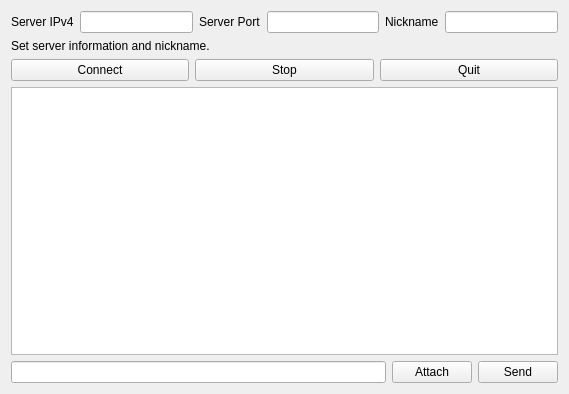
Above: src/clientwindow.ui from seonghyun2457/QtChatProgramClient before the change. Below: the same form after it.
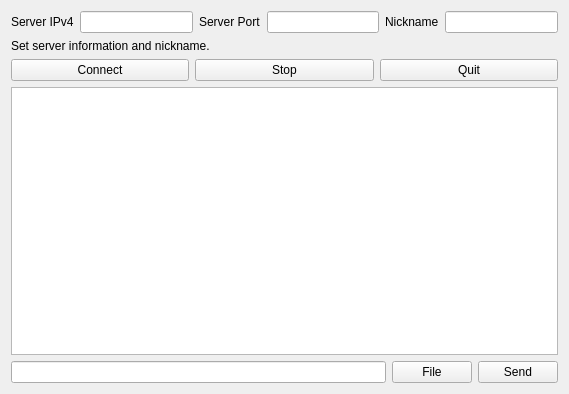
That is the form after the change.

Commit message: add file sender widget

What changed in the file:
```diff
--- a/src/clientwindow.ui
+++ b/src/clientwindow.ui
@@ -97,7 +97,7 @@
        <item>
         <widget class="QPushButton" name="btnAttach">
          <property name="text">
-          <string>Attach</string>
+          <string>File</string>
          </property>
         </widget>
        </item>
```
Left out of the diff: 2 changed lines with no effect on the pictures. The commit also changes 6 other files.
